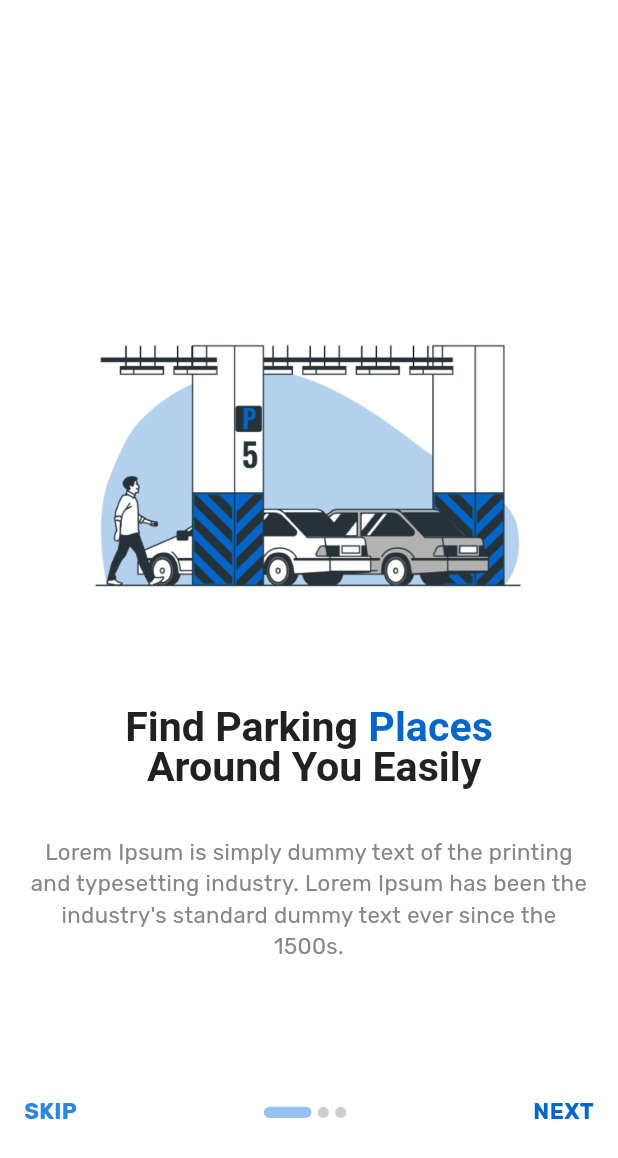
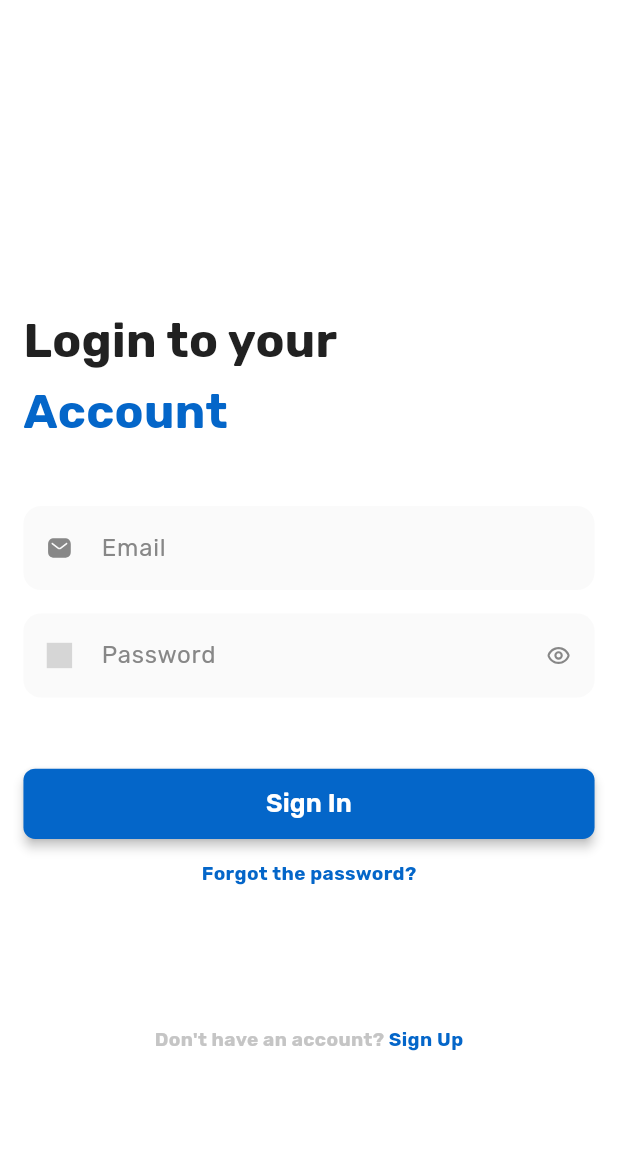
Before and after one commit to Mohamed-Abdelsalamm/Graduation_Project_Parking_project, a Flutter app: the screen it shows after launch, on a phone screen of 412 x 824 dp. Shown: the top 1158 px of the screen. Run offline on Flutter 3.47's test engine with Material 3 defaults, Android fonts, the light colour scheme and no system bars; our stand-ins replace cached_network_image, dio, flutter_screenutil, flutter_spinkit, flutter_svg, go_router and 1 more; grey boxes are pictures that could not be loaded.

Commit message:
Completed Login View

```diff
--- a/lib/core/utils/app_router.dart
+++ b/lib/core/utils/app_router.dart
@@ -1,11 +1,13 @@
 import 'package:flutter/material.dart';
 import 'package:go_router/go_router.dart';
+import 'package:parking/featuers/authentication/presentation/views/login_view.dart';
 import 'package:parking/featuers/onboarding/presentation/views/onboarding_view.dart';
 import 'package:parking/featuers/parking_history/presentation/views/my_parking_view.dart';
 
 abstract class AppRouter {
   static const kMyParkingView = "/1" /*"/myParkingView"*/;
-  static const kOnBoardingView = "/" /*"/myParkingView"*/;
+  static const kOnBoardingView = "/2" /*"/myParkingView"*/;
+  static const kLoginView = "/" /*"/myParkingView"*/;
 
   static final GoRouter router = GoRouter(
     routes: <RouteBase>[
@@ -19,6 +21,11 @@ abstract class AppRouter {
         builder: (BuildContext context, GoRouterState state) =>
             const OnBoardingView(),
       ),
+      GoRoute(
+        path: kLoginView,
+        builder: (BuildContext context, GoRouterState state) =>
+            const LoginView(),
+      ),
     ],
   );
 }
--- a/lib/core/utils/colors_styles.dart
+++ b/lib/core/utils/colors_styles.dart
@@ -3,15 +3,16 @@ import 'dart:ui';
 class ColorStyles {
   ColorStyles._();
 
-  static const Color black   = Color(0xff212121);
-  static const Color grey    = Color(0xff878787);
-  static const Color red     = Color(0xffF75455);
-  static const Color green   = Color(0xff49DF7E);
+  static const Color black = Color(0xff212121);
+  static const Color grey = Color(0xff878787);
+  static const Color red = Color(0xffF75455);
+  static const Color green = Color(0xff49DF7E);
   static const Color blue700 = Color(0xff0466C9);
   static const Color blue500 = Color(0xff2C85DF);
   static const Color blue300 = Color(0xffDBEEFF);
   static const Color blue100 = Color(0xffF1F8FE);
   static const Color grey200 = Color(0xffF7F7F7);
   static const Color grey300 = Color(0xffFAFAFA);
-  static const Color white   = Color(0xffFFFFFF);
+  static const Color grey500 = Color(0xffc5c5c5);
+  static const Color white = Color(0xffFFFFFF);
 }
--- a/lib/core/widgets/custom_button.dart
+++ b/lib/core/widgets/custom_button.dart
@@ -4,11 +4,11 @@ import 'package:parking/core/utils/colors_styles.dart';
 import 'package:parking/core/utils/text_styles.dart';
 
 class CustomButton extends StatelessWidget {
-  const CustomButton({Key? key, required this.title, this.onPressed}) : super(key: key);
+  const CustomButton({Key? key, required this.title, this.onPressed})
+      : super(key: key);
 
   final String title;
   final void Function()? onPressed;
-
 
   @override
   Widget build(BuildContext context) {
@@ -17,13 +17,22 @@ class CustomButton extends StatelessWidget {
         style: ButtonStyle(
           overlayColor: const MaterialStatePropertyAll(Colors.white12),
           fixedSize: MaterialStatePropertyAll(Size(390.w, 48.h)),
-          backgroundColor: const MaterialStatePropertyAll(ColorStyles.blue500),
+          backgroundColor: const MaterialStatePropertyAll(ColorStyles.blue700),
           elevation: const MaterialStatePropertyAll(3),
+          shape: MaterialStatePropertyAll(
+            RoundedRectangleBorder(
+              borderRadius: BorderRadius.circular(8.r),
+            ),
+          ),
         ),
-        child: Text(
-          title,
-          style: TextStyles().textStyle14semiBold.copyWith(color: ColorStyles.white),
-          textAlign: TextAlign.center,
+        child: Center(
+          child: Text(
+            title,
+            style: TextStyles()
+                .textStyle16semiBold
+                .copyWith(color: ColorStyles.white),
+            textAlign: TextAlign.center,
+          ),
         ));
   }
 }
--- /dev/null
+++ b/lib/featuers/authentication/data/repo/auth_repo.dart
@@ -0,0 +1,5 @@
+import 'package:parking/featuers/onboarding/data/models/onboarding_page_model.dart';
+
+abstract class OnBoardingRepo {
+  List<OnBoardingPageModel> getOnBoardingPages();
+}
--- /dev/null
+++ b/lib/featuers/authentication/data/repo/auth_repo_impl.dart
@@ -0,0 +1,34 @@
+import 'package:parking/featuers/onboarding/data/models/onboarding_page_model.dart';
+import 'package:parking/featuers/onboarding/data/repo/onboarding_repo.dart';
+
+class OnBoardingRepoImpl implements OnBoardingRepo {
+  @override
+  List<OnBoardingPageModel> getOnBoardingPages() {
+    return [
+      OnBoardingPageModel(
+        assetImage: 'assets/png/onboarding1.png',
+        titlePart1: 'Find Parking',
+        titleKeyword: 'Places',
+        titlePart2: 'Around You Easily',
+        description:
+            "Lorem Ipsum is simply dummy text of the printing and typesetting industry. Lorem Ipsum has been the industry's standard dummy text ever since the 1500s.",
+      ),
+      OnBoardingPageModel(
+        assetImage: 'assets/png/onboarding2.png',
+        titlePart1: 'Book And Pay',
+        titleKeyword: 'Parking',
+        titlePart2: 'Quickly And Safely',
+        description:
+            "Lorem Ipsum is simply dummy text of the printing and typesetting industry. Lorem Ipsum has been the industry's standard dummy text ever since the 1500s.",
+      ),
+      OnBoardingPageModel(
+        assetImage: 'assets/png/onboarding3.png',
+        titlePart1: 'Extend',
+        titleKeyword: 'Parking',
+        titlePart2: 'Time As You Need',
+        description:
+            "Lorem Ipsum is simply dummy text of the printing and typesetting industry. Lorem Ipsum has been the industry's standard dummy text ever since the 1500s",
+      ),
+    ];
+  }
+}
--- /dev/null
+++ b/lib/featuers/authentication/presentation/views/login_view.dart
@@ -0,0 +1,196 @@
+import 'package:flutter/material.dart';
+import 'package:flutter_screenutil/flutter_screenutil.dart';
+import 'package:flutter_svg/flutter_svg.dart';
+import 'package:parking/core/utils/colors_styles.dart';
+import 'package:parking/core/utils/text_styles.dart';
+import 'package:parking/core/widgets/custom_button.dart';
+import 'package:parking/generated/assets.dart';
+
+class LoginView extends StatefulWidget {
+  const LoginView({Key? key}) : super(key: key);
+
+  @override
+  State<LoginView> createState() => _LoginViewState();
+}
+
+class _LoginViewState extends State<LoginView> {
+  @override
+  void initState() {
+    super.initState();
+  }
+
+  @override
+  void dispose() {
+    super.dispose();
+  }
+
+  @override
+  Widget build(BuildContext context) {
+    return Scaffold(
+      backgroundColor: Colors.white,
+      resizeToAvoidBottomInset: false,
+      body: SafeArea(
+        child: Container(
+          padding: EdgeInsets.all(16.h),
+          child: SingleChildScrollView(
+            child: Column(
+              crossAxisAlignment: CrossAxisAlignment.stretch,
+              children: [
+                Container(
+                  height: 200.h,
+                ),
+                Text(
+                  'Login to your',
+                  style: TextStyles().textStyle30Bold,
+                ),
+                SizedBox(
+                  height: 16.h,
+                ),
+                Text(
+                  'Account',
+                  style: TextStyles()
+                      .textStyle30Bold
+                      .copyWith(color: ColorStyles.blue700),
+                ),
+                SizedBox(
+                  height: 48.h,
+                ),
+                CustomTextFormField(
+                  hintText2: 'Email',
+                  textEditingController: TextEditingController(),
+                  prefixIcon: SvgPicture.asset(
+                    Assets.svgEmail,
+                    color: ColorStyles.grey,
+                    width: 16.w,
+                    height: 16.w,
+                  ),
+                ),
+                SizedBox(
+                  height: 16.h,
+                ),
+                CustomTextFormField(
+                  hintText2: 'Password',
+                  textEditingController: TextEditingController(),
+                  prefixIcon: SvgPicture.asset(
+                    Assets.svgLock,
+                    color: ColorStyles.grey,
+                    width: 16.w,
+                    height: 16.w,
+                  ),
+                  obscureText: true,
+                  suffixIcon: SvgPicture.asset(
+                    Assets.svgShowPassword,
+                    color: ColorStyles.grey,
+                    width: 16.w,
+                    height: 16.w,
+                  ),
+                ),
+                SizedBox(
+                  height: 48.h,
+                ),
+                const CustomButton(title: 'Sign In'),
+                SizedBox(
+                  height: 16.h,
+                ),
+                Row(
+                  mainAxisAlignment: MainAxisAlignment.center,
+                  children: [
+                    GestureDetector(
+                      onTap: () {},
+                      child: Text(
+                        'Forgot the password?',
+                        style: TextStyles()
+                            .textStyle12Bold
+                            .copyWith(color: ColorStyles.blue700),
+                      ),
+                    ),
+                  ],
+                ),
+                Container(
+                  height: 100.h,
+                ),
+                Row(
+                  mainAxisAlignment: MainAxisAlignment.center,
+                  children: [
+                    Text(
+                      "Don't have an account? ",
+                      style: TextStyles()
+                          .textStyle12Bold
+                          .copyWith(color: ColorStyles.grey500),
+                    ),
+                    Text(
+                      "Sign Up",
+                      style: TextStyles()
+                          .textStyle12Bold
+                          .copyWith(color: ColorStyles.blue700),
+                    ),
+                  ],
+                ),
+                SizedBox(
+                  height: 16.h,
+                )
+              ],
+            ),
+          ),
+        ),
+      ),
+    );
+  }
+}
+
+class CustomTextFormField extends StatelessWidget {
+  CustomTextFormField({
+    super.key,
+    required this.hintText2,
+    required this.textEditingController,
+    this.prefixIcon,
+    this.suffixIcon,
+    this.obscureText = false,
+  });
+  var hintText2;
+  var textEditingController;
+  var prefixIcon;
+  var suffixIcon;
+  var obscureText;
+
+  @override
+  Widget build(BuildContext context) {
+    return TextFormField(
+      controller: textEditingController,
+      keyboardType: TextInputType.emailAddress,
+      obscureText: obscureText,
+      decoration: InputDecoration(
+        hintText: hintText2,
+        hintStyle: const TextStyle(
+          color: ColorStyles.grey,
+        ),
+        border: OutlineInputBorder(
+          borderRadius: BorderRadius.all(Radius.circular(12.0.r)),
+          borderSide: BorderSide.none,
+        ),
+        fillColor: ColorStyles.grey300,
+        filled: true,
+        prefixIcon: prefixIcon != null
+            ? Container(
+                child: Column(
+                  mainAxisAlignment: MainAxisAlignment.center,
+                  children: [
+                    prefixIcon,
+                  ],
+                ),
+              )
+            : null,
+        suffixIcon: suffixIcon != null
+            ? Container(
+                child: Column(
+                  mainAxisAlignment: MainAxisAlignment.center,
+                  children: [
+                    suffixIcon,
+                  ],
+                ),
+              )
+            : null,
+      ),
+    );
+  }
+}
```
Also changed, not shown: 2 other files.
